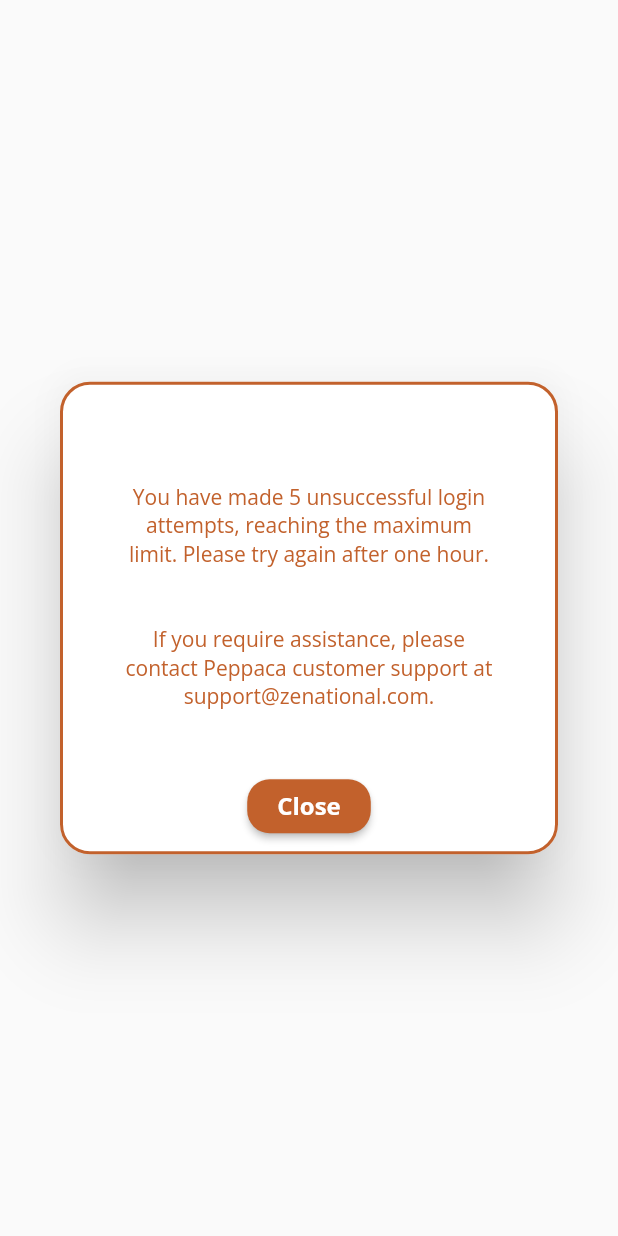
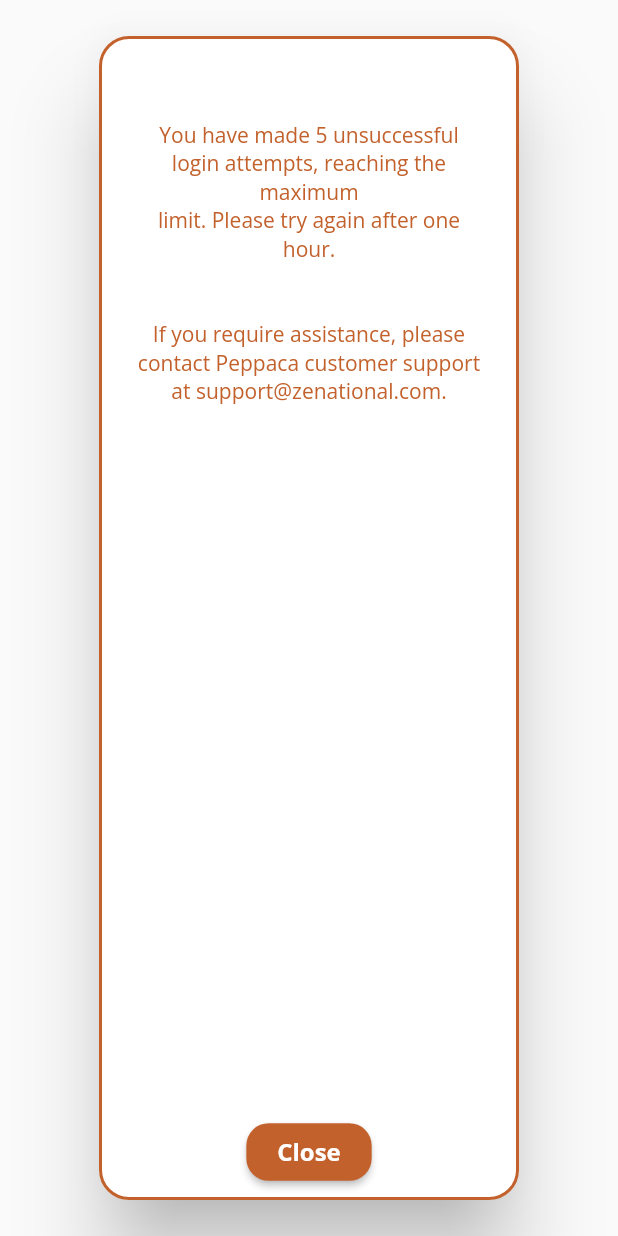
Before and after one commit to Daniel-Ryro/flutter_peppaca_login, a Flutter app: the ModernDialog widget shown alone on an empty page, opened directly, on a phone screen of 412 x 824 dp. Run offline on Flutter 3.47's test engine with Material 2 defaults, Android fonts, the phone set to English and light mode, and no system bars; our stand-ins replace flutter_svg, google_fonts, hive_flutter; accounts and stored records are empty; project files that could hold a hidden picture were left out.

Commit message:
some fixs

```diff
--- a/lib/utils/commun.dart
+++ b/lib/utils/commun.dart
@@ -1,14 +1,15 @@
 // validation_util.dart
 class ValidationUtil {
   static bool isValidEmail(String email) {
-    final RegExp regex = RegExp(r'^[a-zA-Z0-9._%+-]+@[a-zA-Z0-9.-]+\.[a-zA-Z]{2,4}$');
+    final RegExp regex =
+        RegExp(r'^[a-zA-Z0-9._%+-]+@[a-zA-Z0-9.-]+\.[a-zA-Z]{2,4}$');
     return regex.hasMatch(email);
   }
 
   static bool passwordMeetsRequirements(String password) {
     return password.contains(RegExp(r'[A-Z]')) &&
         password.contains(RegExp(r'[0-9]')) &&
-        password.contains(RegExp(r'[~`!@#\$%^&*()-_+={}[]|;:"<>,./?]')) &&
+        password.contains(RegExp(r'[!@#\$%^&*()_+{}\[\]:;<>,.?~\-]')) &&
         password.length >= 8;
   }
 }
--- a/lib/widgets/widget_dialog.dart
+++ b/lib/widgets/widget_dialog.dart
@@ -13,25 +13,36 @@ class ModernDialog extends StatelessWidget {
 
   @override
   Widget build(BuildContext context) {
+    // Obtenha as dimensões do dispositivo
+    final Size screenSize = MediaQuery.of(context).size;
+
     return AlertDialog(
-      shape: const RoundedRectangleBorder(
-        side: BorderSide(
-            color: AppColors.primaryColor, width: 2.0),
+      shape: RoundedRectangleBorder(
+        side: BorderSide(color: AppColors.primaryColor, width: 2.0),
         borderRadius: BorderRadius.all(Radius.circular(20.0)),
       ),
       backgroundColor: Colors.white,
       title: Text(
         title,
-        style: const TextStyle(
+        style: TextStyle(
           color: Colors.black,
           fontWeight: FontWeight.bold,
-          fontSize: 20,
+          fontSize: 0.025 * screenSize.width,  // ~2.5% da largura da tela
         ),
       ),
-      content: Column(
-        mainAxisSize: MainAxisSize.min,
-        crossAxisAlignment: CrossAxisAlignment.start,
-        children: contentItems.map(_buildRequirementText).toList(),
+      content: LayoutBuilder(
+        builder: (context, constraints) {
+          return SingleChildScrollView(
+            child: ConstrainedBox(
+              constraints: BoxConstraints(minHeight: constraints.maxHeight),
+              child: Column(
+                mainAxisSize: MainAxisSize.min,
+                crossAxisAlignment: CrossAxisAlignment.start,
+                children: contentItems.map(_buildRequirementText).toList(),
+              ),
+            ),
+          );
+        },
       ),
       actions: [
         Align(
@@ -49,10 +60,13 @@ class ModernDialog extends StatelessWidget {
                 ),
               ),
               padding: MaterialStateProperty.all<EdgeInsets>(
-                const EdgeInsets.symmetric(vertical: 5.0, horizontal: 20.0),
+                EdgeInsets.symmetric(
+                  vertical: 0.01 * screenSize.height,   // ~1% da altura da tela
+                  horizontal: 0.05 * screenSize.width, // ~5% da largura da tela
+                ),
               ),
               textStyle: MaterialStateProperty.all<TextStyle>(
-                const TextStyle(fontSize: 18.0),
+                TextStyle(fontSize: 0.022 * screenSize.width), // ~2.2% da largura da tela
               ),
             ),
             child: Text(
```
Also changed, not shown: lib/screens/login_screen.dart (+6 -1 lines), lib/screens/reset_password_screen.dart (+70 -3 lines), lib/widgets/ballon_dialog.dart (+22 -4 lines), pubspec.lock.
